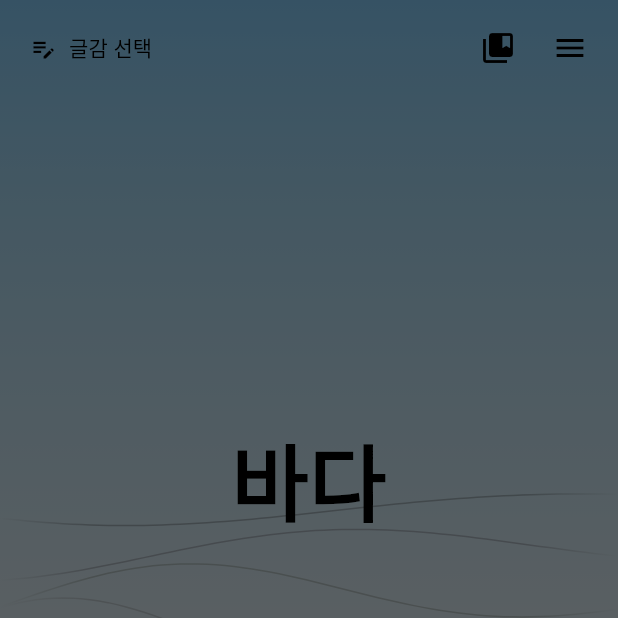
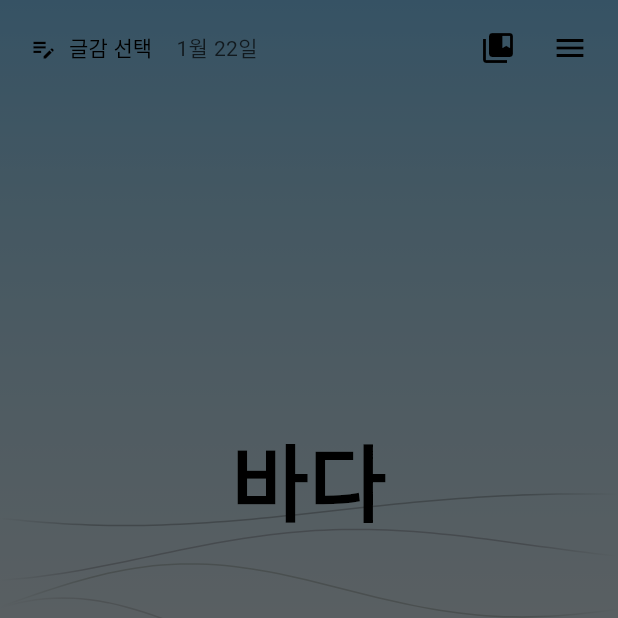
Before and after one commit to DDooTTaa/freshline, a Flutter app: the HomeScreen screen opened directly, on a phone screen of 412 x 824 dp, the top half of it. Run offline on Flutter 3.47's test engine with Material 3 defaults, Android fonts, the phone set to English and light mode, and no system bars; our stand-ins replace cloud_firestore, firebase_auth, firebase_core, google_sign_in, shared_preferences, sqflite; missing offline and left inert: kakao_flutter_sdk_user; accounts and stored records are empty; generated files the repository leaves out were written again.

Commit message:
날짜 추가

```diff
--- a/lib/screens/home_screen.dart
+++ b/lib/screens/home_screen.dart
@@ -1,5 +1,6 @@
 import 'package:flutter/material.dart';
 import 'package:flutter/physics.dart';
+import 'package:intl/intl.dart';
 import 'dart:math' as math;
 import 'dart:ui' as ui;
 import '../services/word_service.dart';
@@ -506,7 +507,9 @@ class _HomeScreenState extends State<HomeScreen> with TickerProviderStateMixin {
                   child: Row(
                     mainAxisAlignment: MainAxisAlignment.spaceBetween,
                     children: [
-                      // 왼쪽: 글감 선택 버튼
+                      // 왼쪽: 글감 선택 버튼 및 날짜
+                      Row(
+                        children: [
                           TextButton.icon(
                             onPressed: _showWordSelectionDialog,
                             icon: Icon(
@@ -520,6 +523,15 @@ class _HomeScreenState extends State<HomeScreen> with TickerProviderStateMixin {
                                 fontSize: 14,
                               ),
                             ),
+                          ),
+                          Text(
+                            DateFormat('M월 d일').format(DateTime.now()),
+                            style: TextStyle(
+                              color: textColor.withOpacity(0.7),
+                              fontSize: 14,
+                            ),
+                          ),
+                        ],
                       ),
                       // 오른쪽: 갤러리 및 프로필 버튼
                       Row(
```
Lines whose indentation alone changed are shown as unchanged.
